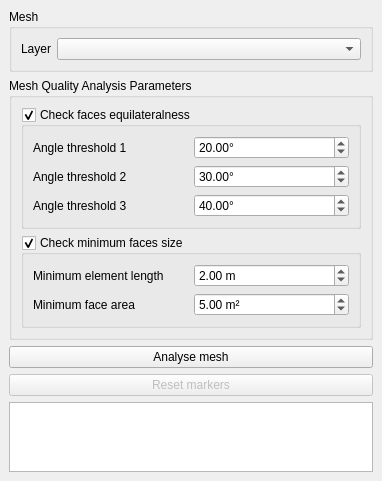
Qt form mesh_tools/ui/mesh_quality.ui (Artelia/Mesh_tools) before a commit.
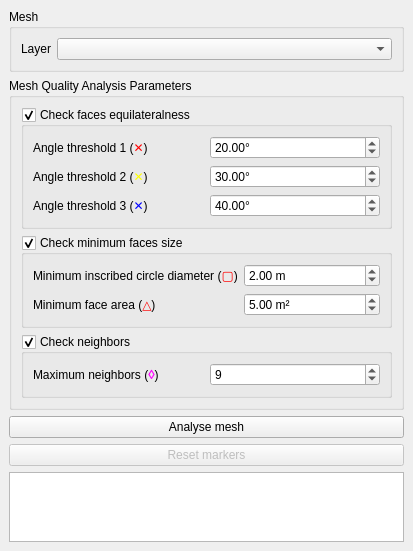
The same form after that commit. Custom widgets are drawn as their Qt base class.

Commit message: Improve mesh quality analysis

```diff
--- a/mesh_tools/ui/mesh_quality.ui
+++ b/mesh_tools/ui/mesh_quality.ui
@@ -6,8 +6,8 @@
    <rect>
     <x>0</x>
     <y>0</y>
-    <width>382</width>
-    <height>459</height>
+    <width>413</width>
+    <height>543</height>
    </rect>
   </property>
   <property name="windowTitle">
@@ -72,7 +72,7 @@
           <item row="0" column="0">
            <widget class="QLabel" name="label_2">
             <property name="text">
-             <string>Angle threshold 1</string>
+             <string>&lt;html&gt;&lt;head/&gt;&lt;body&gt;&lt;p&gt;Angle threshold 1 (&lt;span style=&quot; font-family:'sans-serif'; font-weight:600; color:#ff0000;&quot;&gt;✕&lt;/span&gt;)&lt;/p&gt;&lt;/body&gt;&lt;/html&gt;</string>
             </property>
            </widget>
           </item>
@@ -99,14 +99,14 @@
           <item row="1" column="0">
            <widget class="QLabel" name="label_3">
             <property name="text">
-             <string>Angle threshold 2</string>
+             <string>&lt;html&gt;&lt;head/&gt;&lt;body&gt;&lt;p&gt;Angle threshold 2 (&lt;span style=&quot; font-family:'sans-serif'; font-weight:600; color:#ffff00;&quot;&gt;✕&lt;/span&gt;)&lt;/p&gt;&lt;/body&gt;&lt;/html&gt;</string>
             </property>
            </widget>
           </item>
           <item row="2" column="0">
            <widget class="QLabel" name="label_4">
             <property name="text">
-             <string>Angle threshold 3</string>
+             <string>&lt;html&gt;&lt;head/&gt;&lt;body&gt;&lt;p&gt;Angle threshold 3 (&lt;span style=&quot; font-family:'sans-serif'; font-weight:600; color:#0000ff;&quot;&gt;✕&lt;/span&gt;)&lt;/p&gt;&lt;/body&gt;&lt;/html&gt;</string>
             </property>
            </widget>
           </item>
@@ -125,7 +125,7 @@
           <item row="1" column="0">
            <widget class="QLabel" name="label_6">
             <property name="text">
-             <string>Minimum face area</string>
+             <string>&lt;html&gt;&lt;head/&gt;&lt;body&gt;&lt;p&gt;Minimum face area (&lt;span style=&quot; font-size:9pt; font-weight:600; color:#ff0000;&quot;&gt;△&lt;/span&gt;)&lt;/p&gt;&lt;/body&gt;&lt;/html&gt;</string>
             </property>
            </widget>
           </item>
@@ -145,7 +145,7 @@
           <item row="0" column="0">
            <widget class="QLabel" name="label_5">
             <property name="text">
-             <string>Minimum element length</string>
+             <string>&lt;html&gt;&lt;head/&gt;&lt;body&gt;&lt;p&gt;Minimum inscribed circle diameter (&lt;span style=&quot; font-size:10pt; font-weight:600; color:#ff0000;&quot;&gt;▢&lt;/span&gt;)&lt;/p&gt;&lt;/body&gt;&lt;/html&gt;</string>
             </property>
            </widget>
           </item>
@@ -162,6 +162,35 @@
          </layout>
         </widget>
        </item>
+       <item>
+        <widget class="QgsCollapsibleGroupBox" name="chk_neighbors">
+         <property name="title">
+          <string>Check neighbors</string>
+         </property>
+         <property name="checkable">
+          <bool>true</bool>
+         </property>
+         <property name="collapsed">
+          <bool>false</bool>
+         </property>
+         <layout class="QGridLayout" name="gridLayout_4">
+          <item row="0" column="0">
+           <widget class="QLabel" name="label_7">
+            <property name="text">
+             <string>&lt;html&gt;&lt;head/&gt;&lt;body&gt;&lt;p&gt;Maximum neighbors (&lt;span style=&quot; font-size:10pt; font-weight:600; color:#ff00ff;&quot;&gt;◊&lt;/span&gt;)&lt;/p&gt;&lt;/body&gt;&lt;/html&gt;</string>
+            </property>
+           </widget>
+          </item>
+          <item row="0" column="1">
+           <widget class="QgsSpinBox" name="qsb_max_neighbors">
+            <property name="value">
+             <number>9</number>
+            </property>
+           </widget>
+          </item>
+         </layout>
+        </widget>
+       </item>
       </layout>
      </widget>
     </item>
@@ -205,6 +234,11 @@
    <extends>QComboBox</extends>
    <header>qgsmaplayercombobox.h</header>
   </customwidget>
+  <customwidget>
+   <class>QgsSpinBox</class>
+   <extends>QSpinBox</extends>
+   <header>qgsspinbox.h</header>
+  </customwidget>
  </customwidgets>
  <resources/>
  <connections/>
```
Left out of the diff: 8 changed lines with no effect on the pictures. The commit also changes 2 other files.
